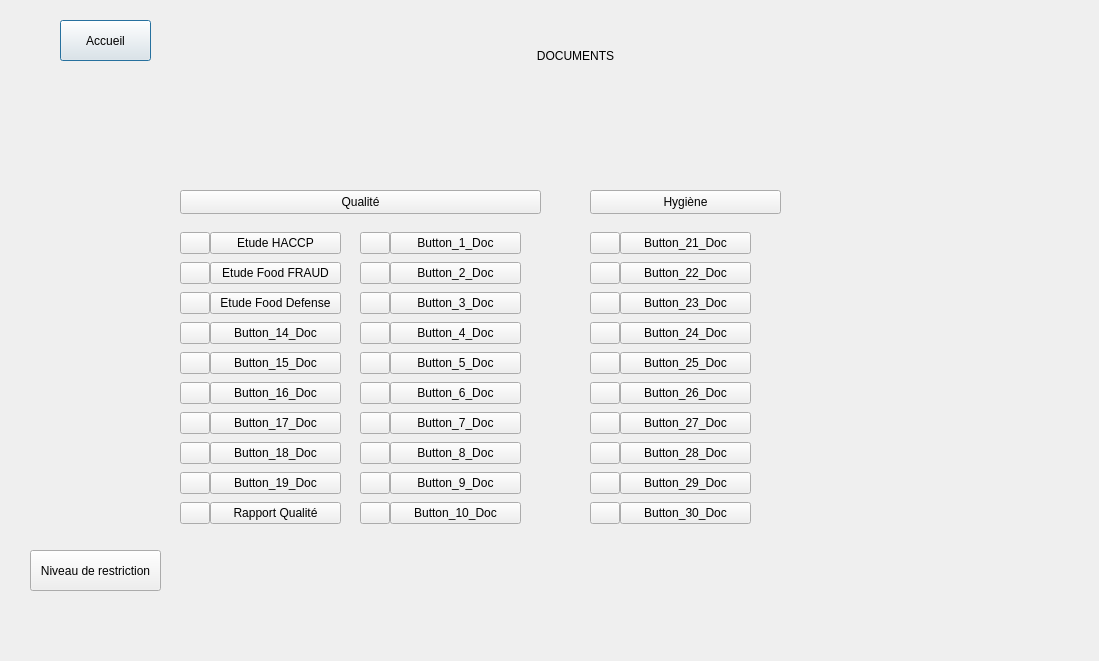
Qt form Projet_Ajour/document.ui (simzrch/Projet_Entremont) before a commit.
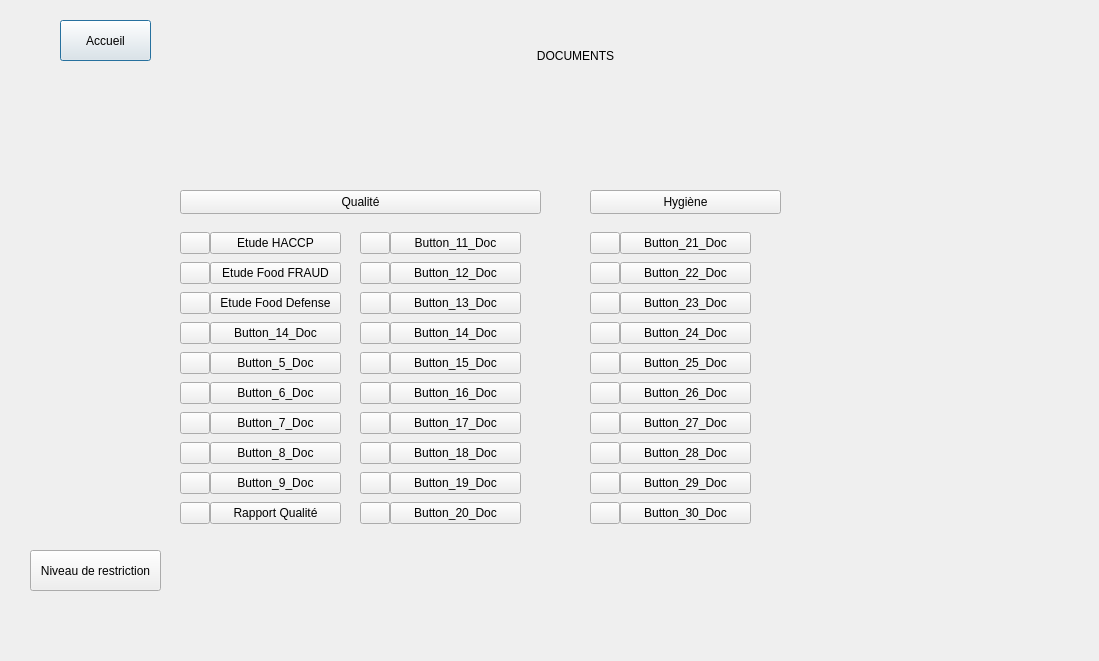
The same form after that commit. Icons and pictures are not drawn.

Commit message: nouveau module document

```diff
--- a/Projet_Ajour/document.ui
+++ b/Projet_Ajour/document.ui
@@ -79,105 +79,23 @@
    </property>
    <layout class="QVBoxLayout" name="verticalLayout">
     <item>
-     <widget class="QPushButton" name="Button_1_Doc">
-      <property name="text">
-       <string>Button_1_Doc</string>
-      </property>
-     </widget>
-    </item>
-    <item>
-     <widget class="QPushButton" name="Button_2_Doc">
-      <property name="text">
-       <string>Button_2_Doc</string>
-      </property>
-     </widget>
-    </item>
-    <item>
-     <widget class="QPushButton" name="Button_3_Doc">
-      <property name="text">
-       <string>Button_3_Doc</string>
-      </property>
-     </widget>
-    </item>
-    <item>
-     <widget class="QPushButton" name="Button_4_Doc">
-      <property name="text">
-       <string>Button_4_Doc</string>
-      </property>
-     </widget>
-    </item>
-    <item>
-     <widget class="QPushButton" name="Button_5_Doc">
-      <property name="text">
-       <string>Button_5_Doc</string>
-      </property>
-     </widget>
-    </item>
-    <item>
-     <widget class="QPushButton" name="Button_6_Doc">
-      <property name="text">
-       <string>Button_6_Doc</string>
-      </property>
-     </widget>
-    </item>
-    <item>
-     <widget class="QPushButton" name="Button_7_Doc">
-      <property name="text">
-       <string>Button_7_Doc</string>
-      </property>
-     </widget>
-    </item>
-    <item>
-     <widget class="QPushButton" name="Button_8_Doc">
-      <property name="text">
-       <string>Button_8_Doc</string>
-      </property>
-     </widget>
-    </item>
-    <item>
-     <widget class="QPushButton" name="Button_10_Doc">
-      <property name="text">
-       <string>Button_9_Doc</string>
-      </property>
-     </widget>
-    </item>
-    <item>
-     <widget class="QPushButton" name="Button_9_Doc">
-      <property name="text">
-       <string>Button_10_Doc</string>
-      </property>
-     </widget>
-    </item>
-   </layout>
-  </widget>
-  <widget class="QWidget" name="verticalLayoutWidget_2">
-   <property name="geometry">
-    <rect>
-     <x>210</x>
-     <y>230</y>
-     <width>131</width>
-     <height>296</height>
-    </rect>
-   </property>
-   <layout class="QVBoxLayout" name="verticalLayout_2">
-    <item>
      <widget class="QPushButton" name="Button_11_Doc">
       <property name="text">
-       <string>Etude HACCP</string>
+       <string>Button_11_Doc</string>
       </property>
      </widget>
     </item>
     <item>
      <widget class="QPushButton" name="Button_12_Doc">
       <property name="text">
-       <string>Etude Food FRAUD</string>
+       <string>Button_12_Doc</string>
       </property>
      </widget>
     </item>
     <item>
      <widget class="QPushButton" name="Button_13_Doc">
       <property name="text">
-       <string>Etude Food Defense</string>
+       <string>Button_13_Doc</string>
       </property>
      </widget>
     </item>
@@ -226,6 +144,88 @@
     <item>
      <widget class="QPushButton" name="Button_20_Doc">
       <property name="text">
+       <string>Button_20_Doc</string>
+      </property>
+     </widget>
+    </item>
+   </layout>
+  </widget>
+  <widget class="QWidget" name="verticalLayoutWidget_2">
+   <property name="geometry">
+    <rect>
+     <x>210</x>
+     <y>230</y>
+     <width>131</width>
+     <height>296</height>
+    </rect>
+   </property>
+   <layout class="QVBoxLayout" name="verticalLayout_2">
+    <item>
+     <widget class="QPushButton" name="Button_1_Doc">
+      <property name="text">
+       <string>Etude HACCP</string>
+      </property>
+     </widget>
+    </item>
+    <item>
+     <widget class="QPushButton" name="Button_2_Doc">
+      <property name="text">
+       <string>Etude Food FRAUD</string>
+      </property>
+     </widget>
+    </item>
+    <item>
+     <widget class="QPushButton" name="Button_3_Doc">
+      <property name="text">
+       <string>Etude Food Defense</string>
+      </property>
+     </widget>
+    </item>
+    <item>
+     <widget class="QPushButton" name="Button_4_Doc">
+      <property name="text">
+       <string>Button_14_Doc</string>
+      </property>
+     </widget>
+    </item>
+    <item>
+     <widget class="QPushButton" name="Button_5_Doc">
+      <property name="text">
+       <string>Button_5_Doc</string>
+      </property>
+     </widget>
+    </item>
+    <item>
+     <widget class="QPushButton" name="Button_6_Doc">
+      <property name="text">
+       <string>Button_6_Doc</string>
+      </property>
+     </widget>
+    </item>
+    <item>
+     <widget class="QPushButton" name="Button_7_Doc">
+      <property name="text">
+       <string>Button_7_Doc</string>
+      </property>
+     </widget>
+    </item>
+    <item>
+     <widget class="QPushButton" name="Button_8_Doc">
+      <property name="text">
+       <string>Button_8_Doc</string>
+      </property>
+     </widget>
+    </item>
+    <item>
+     <widget class="QPushButton" name="Button_9_Doc">
+      <property name="text">
+       <string>Button_9_Doc</string>
+      </property>
+     </widget>
+    </item>
+    <item>
+     <widget class="QPushButton" name="Button_10_Doc">
+      <property name="text">
        <string>Rapport Qualité</string>
       </property>
      </widget>
@@ -338,7 +338,18 @@
    </property>
    <layout class="QVBoxLayout" name="verticalLayout_5">
     <item>
-     <widget class="QPushButton" name="pushButton_4">
+     <widget class="QPushButton" name="pushButton_1">
+      <property name="text">
+       <string/>
+      </property>
+      <property name="icon">
+       <iconset>
+        <normaloff>crayon.png</normaloff>crayon.png</iconset>
+      </property>
+     </widget>
+    </item>
+    <item>
+     <widget class="QPushButton" name="pushButton_2">
       <property name="text">
        <string/>
       </property>
@@ -359,6 +370,17 @@
       </property>
      </widget>
     </item>
+    <item>
+     <widget class="QPushButton" name="pushButton_4">
+      <property name="text">
+       <string/>
+      </property>
+      <property name="icon">
+       <iconset>
+        <normaloff>crayon.png</normaloff>crayon.png</iconset>
+      </property>
+     </widget>
+    </item>
     <item>
      <widget class="QPushButton" name="pushButton_5">
       <property name="text">
@@ -370,6 +392,17 @@
       </property>
      </widget>
     </item>
+    <item>
+     <widget class="QPushButton" name="pushButton_6">
+      <property name="text">
+       <string/>
+      </property>
+      <property name="icon">
+       <iconset>
+        <normaloff>crayon.png</normaloff>crayon.png</iconset>
+      </property>
+     </widget>
+    </item>
     <item>
      <widget class="QPushButton" name="pushButton_7">
       <property name="text">
@@ -414,39 +447,6 @@
       </property>
      </widget>
     </item>
-    <item>
-     <widget class="QPushButton" name="pushButton_11">
-      <property name="text">
-       <string/>
-      </property>
-      <property name="icon">
-       <iconset>
-        <normaloff>crayon.png</normaloff>crayon.png</iconset>
-      </property>
-     </widget>
-    </item>
-    <item>
-     <widget class="QPushButton" name="pushButton_12">
-      <property name="text">
-       <string/>
-      </property>
-      <property name="icon">
-       <iconset>
-        <normaloff>crayon.png</normaloff>crayon.png</iconset>
-      </property>
-     </widget>
-    </item>
-    <item>
-     <widget class="QPushButton" name="pushButton_6">
-      <property name="text">
-       <string/>
-      </property>
-      <property name="icon">
-       <iconset>
-        <normaloff>crayon.png</normaloff>crayon.png</iconset>
-      </property>
-     </widget>
-    </item>
    </layout>
   </widget>
   <widget class="QWidget" name="verticalLayoutWidget_5">
@@ -459,6 +459,28 @@
     </rect>
    </property>
    <layout class="QVBoxLayout" name="verticalLayout_6">
+    <item>
+     <widget class="QPushButton" name="pushButton_11">
+      <property name="text">
+       <string/>
+      </property>
+      <property name="icon">
+       <iconset>
+        <normaloff>crayon.png</normaloff>crayon.png</iconset>
+      </property>
+     </widget>
+    </item>
+    <item>
+     <widget class="QPushButton" name="pushButton_12">
+      <property name="text">
+       <string/>
+      </property>
+      <property name="icon">
+       <iconset>
+        <normaloff>crayon.png</normaloff>crayon.png</iconset>
+      </property>
+     </widget>
+    </item>
     <item>
      <widget class="QPushButton" name="pushButton_13">
       <property name="text">
@@ -537,29 +559,7 @@
      </widget>
     </item>
     <item>
-     <widget class="QPushButton" name="pushButton_21">
-      <property name="text">
-       <string/>
-      </property>
-      <property name="icon">
-       <iconset>
-        <normaloff>crayon.png</normaloff>crayon.png</iconset>
-      </property>
-     </widget>
-    </item>
-    <item>
-     <widget class="QPushButton" name="pushButton_22">
-      <property name="text">
-       <string/>
-      </property>
-      <property name="icon">
-       <iconset>
-        <normaloff>crayon.png</normaloff>crayon.png</iconset>
-      </property>
-     </widget>
-    </item>
-    <item>
-     <widget class="QPushButton" name="pushButton_23">
+     <widget class="QPushButton" name="pushButton_20">
       <property name="text">
        <string/>
       </property>
@@ -581,6 +581,39 @@
     </rect>
    </property>
    <layout class="QVBoxLayout" name="verticalLayout_7">
+    <item>
+     <widget class="QPushButton" name="pushButton_21">
+      <property name="text">
+       <string/>
+      </property>
+      <property name="icon">
+       <iconset>
+        <normaloff>crayon.png</normaloff>crayon.png</iconset>
+      </property>
+     </widget>
+    </item>
+    <item>
+     <widget class="QPushButton" name="pushButton_22">
+      <property name="text">
+       <string/>
+      </property>
+      <property name="icon">
+       <iconset>
+        <normaloff>crayon.png</normaloff>crayon.png</iconset>
+      </property>
+     </widget>
+    </item>
+    <item>
+     <widget class="QPushButton" name="pushButton_23">
+      <property name="text">
+       <string/>
+      </property>
+      <property name="icon">
+       <iconset>
+        <normaloff>crayon.png</normaloff>crayon.png</iconset>
+      </property>
+     </widget>
+    </item>
     <item>
      <widget class="QPushButton" name="pushButton_24">
       <property name="text">
@@ -658,39 +691,6 @@
       </property>
      </widget>
     </item>
-    <item>
-     <widget class="QPushButton" name="pushButton_31">
-      <property name="text">
-       <string/>
-      </property>
-      <property name="icon">
-       <iconset>
-        <normaloff>crayon.png</normaloff>crayon.png</iconset>
-      </property>
-     </widget>
-    </item>
-    <item>
-     <widget class="QPushButton" name="pushButton_32">
-      <property name="text">
-       <string/>
-      </property>
-      <property name="icon">
-       <iconset>
-        <normaloff>crayon.png</normaloff>crayon.png</iconset>
-      </property>
-     </widget>
-    </item>
-    <item>
-     <widget class="QPushButton" name="pushButton_33">
-      <property name="text">
-       <string/>
-      </property>
-      <property name="icon">
-       <iconset>
-        <normaloff>crayon.png</normaloff>crayon.png</iconset>
-      </property>
-     </widget>
-    </item>
    </layout>
   </widget>
  </widget>
```
The commit also changes 1 other file.
